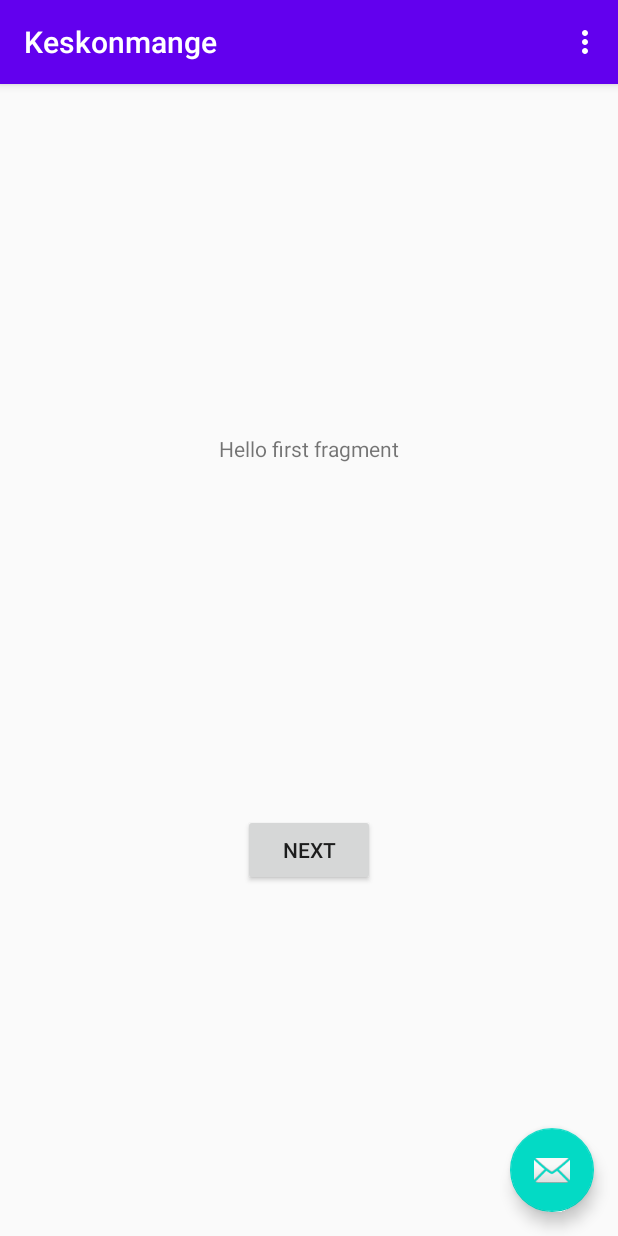
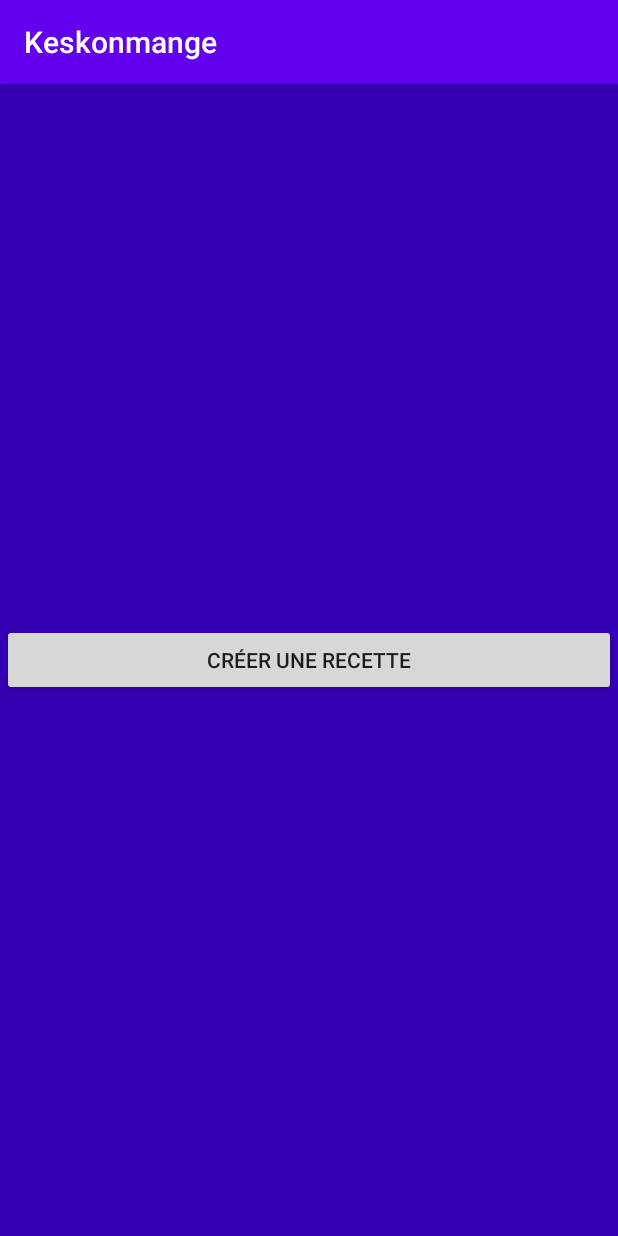
Before and after one commit to SimonLegendrre/Keskon_mangee, an Android app: the screen it shows after launch (MainActivity before the commit, Accueil after it), on a phone screen of 412 x 824 dp. Run offline under Robolectric (Android 15) with nearby library versions, the phone set to English and light mode, and no system bars.

Commit message:
Implémentation page d'accueil

```diff
--- a/app/src/main/AndroidManifest.xml
+++ b/app/src/main/AndroidManifest.xml
@@ -1,7 +1,6 @@
 <?xml version="1.0" encoding="utf-8"?>
 <manifest xmlns:android="http://schemas.android.com/apk/res/android"
-    package="com.example.keskonmange">
-
+    package="com.example.keskonmange" >
     <application
         android:allowBackup="true"
         android:icon="@mipmap/ic_launcher"
@@ -9,6 +8,9 @@
         android:roundIcon="@mipmap/ic_launcher_round"
         android:supportsRtl="true"
         android:theme="@style/Theme.Keskonmange">
+        <activity android:name=".Fill_In_creator"></activity>
+        <activity android:name=".Accueil" />
+        <activity android:name=".HomeActivity" />
         <activity
             android:name=".MainActivity"
             android:label="@string/app_name"
--- /dev/null
+++ b/app/src/main/java/com/example/keskonmange/Accueil.java
@@ -0,0 +1,27 @@
+package com.example.keskonmange;
+
+import android.support.v7.app.AppCompatActivity;
+import android.os.Bundle;
+import android.widget.Button;
+import android.content.Intent;
+import android.view.View;
+
+public class Accueil extends AppCompatActivity {
+    public Button acceuil_create_button;
+
+    @Override
+    protected void onCreate(Bundle savedInstanceState) {
+        super.onCreate(savedInstanceState);
+        setContentView(R.layout.activity_accueil);
+
+        acceuil_create_button = (Button) findViewById(R.id.acceuil_create_button);
+
+        acceuil_create_button.setOnClickListener(new View.OnClickListener() {
+            @Override
+            public void onClick(View v) {
+                Intent intent = new Intent(Accueil.this, Fill_In_creator.class);
+                startActivity(intent);
+            }
+        });
+    }
+}
--- a/app/src/main/java/com/example/keskonmange/FirstFragment.java
+++ b/app/src/main/java/com/example/keskonmange/FirstFragment.java
@@ -10,6 +10,7 @@ import android.support.v4.app.Fragment;
 
 import androidx.navigation.fragment.NavHostFragment;
 // COUCOU SIMON COMMENT CA VA ?? <3 _ <3
+
 public class FirstFragment extends Fragment {
 
     @Override
--- /dev/null
+++ b/app/src/main/java/com/example/keskonmange/HomeActivity.java
@@ -0,0 +1,13 @@
+package com.example.keskonmange;
+
+import android.support.v7.app.AppCompatActivity;
+import android.os.Bundle;
+
+public class HomeActivity extends AppCompatActivity {
+
+    @Override
+    protected void onCreate(Bundle savedInstanceState) {
+        super.onCreate(savedInstanceState);
+        setContentView(R.layout.activity_home);
+    }
+}
--- a/app/src/main/java/com/example/keskonmange/MainActivity.java
+++ b/app/src/main/java/com/example/keskonmange/MainActivity.java
@@ -1,5 +1,6 @@
 package com.example.keskonmange;
 
+import android.content.Intent;
 import android.os.Bundle;
 import android.support.design.widget.FloatingActionButton;
 import android.support.design.widget.Snackbar;
@@ -10,12 +11,31 @@ import android.view.View;
 import android.view.Menu;
 import android.view.MenuItem;
 
+import android.os.Handler;
+
+import java.util.Timer;
+import java.util.TimerTask;
+
 public class MainActivity extends AppCompatActivity {
+
+    Timer timer;
+
+    public static int SPLASH_TIME_OUT = 4000;
+
 
     @Override
     protected void onCreate(Bundle savedInstanceState) {
         super.onCreate(savedInstanceState);
         setContentView(R.layout.activity_main);
+        new Handler().postDelayed(new Runnable() {
+            @Override
+            public void run() {
+                Intent homeIntent = new Intent(MainActivity.this, HomeActivity.class);
+                startActivity(homeIntent);
+                finish();
+            }
+        }, SPLASH_TIME_OUT);
+
         Toolbar toolbar = findViewById(R.id.toolbar);
         setSupportActionBar(toolbar);
 
@@ -27,6 +47,18 @@ public class MainActivity extends AppCompatActivity {
                         .setAction("Action", null).show();
             }
         });
+
+        timer = new Timer();
+        timer.schedule(new TimerTask() {
+            @Override
+            public void run() {
+                Intent intent = new Intent(MainActivity.this, Accueil.class);
+                startActivity(intent);
+                finish();
+            }
+        }, 5000);
+
+
     }
 
     @Override
--- /dev/null
+++ b/app/src/main/res/layout/activity_accueil.xml
@@ -0,0 +1,24 @@
+<?xml version="1.0" encoding="utf-8"?>
+<android.support.constraint.ConstraintLayout xmlns:android="http://schemas.android.com/apk/res/android"
+    xmlns:app="http://schemas.android.com/apk/res-auto"
+    xmlns:tools="http://schemas.android.com/tools"
+    android:layout_width="match_parent"
+    android:layout_height="match_parent"
+    android:background="@color/purple_700"
+    android:clickable="false"
+    tools:context=".Accueil">
+
+    <Button
+        android:id="@+id/acceuil_create_button"
+        android:layout_width="0dp"
+        android:layout_height="wrap_content"
+        android:layout_marginStart="1dp"
+        android:layout_marginLeft="1dp"
+        android:layout_marginEnd="1dp"
+        android:layout_marginRight="1dp"
+        android:text="@string/button"
+        app:layout_constraintBottom_toBottomOf="parent"
+        app:layout_constraintEnd_toEndOf="parent"
+        app:layout_constraintStart_toStartOf="parent"
+        app:layout_constraintTop_toTopOf="parent" />
+</android.support.constraint.ConstraintLayout>
--- a/app/src/main/res/layout/activity_main.xml
+++ b/app/src/main/res/layout/activity_main.xml
@@ -30,4 +30,9 @@
         android:layout_margin="@dimen/fab_margin"
         app:srcCompat="@android:drawable/ic_dialog_email" />
 
+    <TextView
+        android:layout_width="wrap_content"
+        android:layout_height="wrap_content"
+        android:text="TextView" />
+
 </android.support.design.widget.CoordinatorLayout>
--- a/app/src/main/res/values/dimens.xml
+++ b/app/src/main/res/values/dimens.xml
@@ -1,3 +1,4 @@
 <resources>
     <dimen name="fab_margin">16dp</dimen>
+    <dimen name="text_margin">16dp</dimen>
 </resources>
--- a/app/src/main/res/values/strings.xml
+++ b/app/src/main/res/values/strings.xml
@@ -9,4 +9,7 @@
 
     <string name="hello_first_fragment">Hello first fragment</string>
     <string name="hello_second_fragment">Hello second fragment. Arg: %1$s</string>
+    <string name="creer_une_recette">Créer une recette</string>
+    <string name="button">Créer une recette</string>
+    <string name="page_de_creation_de_recette">Page de création de recette</string>
 </resources>
```
Also changed, not shown: app/build.gradle (+14 -8 lines), app/src/main/java/com/example/keskonmange/Fill_In_creator.java (added, +13 -0 lines), app/src/main/java/com/example/keskonmange/ItemFragment.java (added, +69 -0 lines), app/src/main/java/com/example/keskonmange/MyItemRecyclerViewAdapter.java (added, +62 -0 lines), app/src/main/java/com/example/keskonmange/dummy/DummyContent.java (added, +72 -0 lines), app/src/main/res/layout/activity_fill__in_creator.xml (added, +21 -0 lines), app/src/main/res/layout/activity_home.xml (added, +33 -0 lines), app/src/main/res/layout/fragment_item.xml (added, +20 -0 lines), app/src/main/res/layout/fragment_item_list.xml (added, +13 -0 lines), gradle/wrapper/gradle-wrapper.properties.
